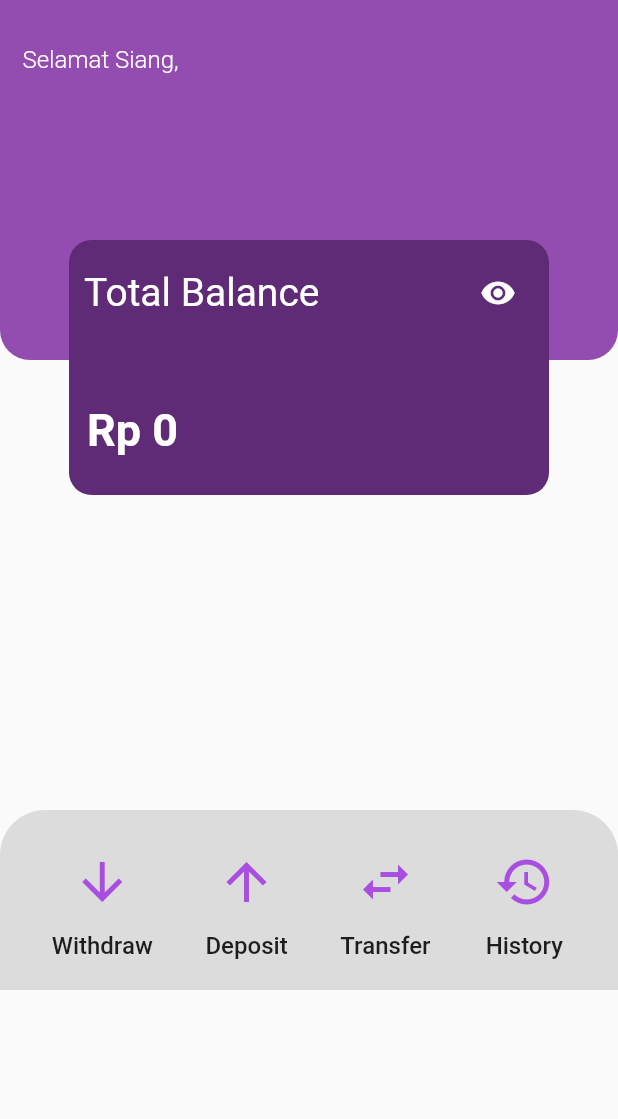
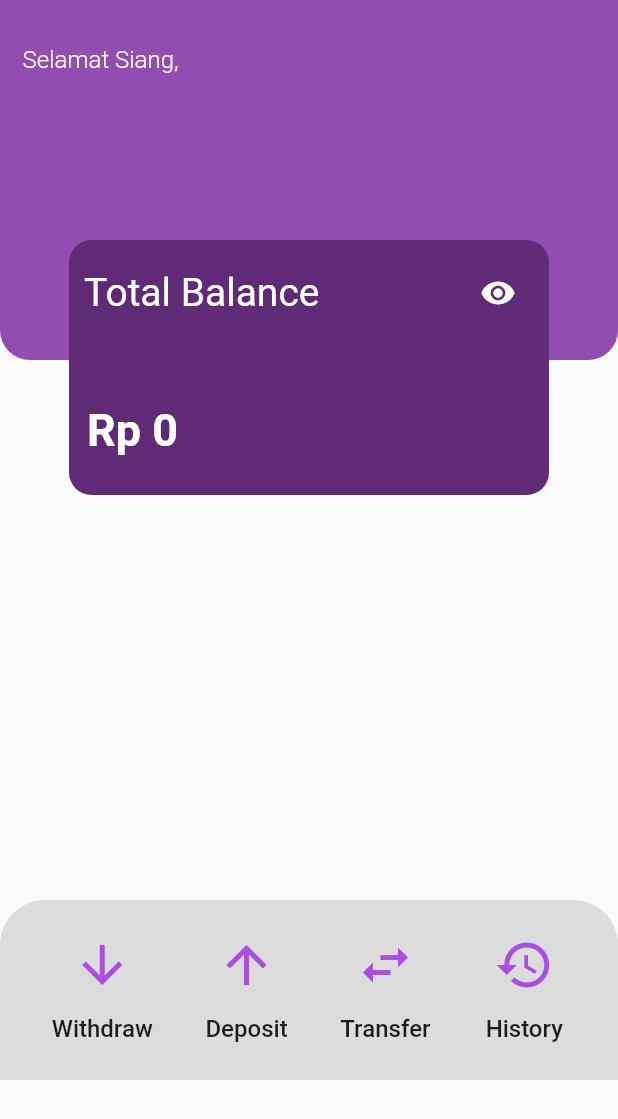
Before and after one commit to George535220173/UAS_E-MONEY, a Flutter app: the Home screen opened directly, on a phone screen of 412 x 824 dp. Shown: the top 1119 px of the screen. Run offline on Flutter 3.47's test engine with Material 2 defaults, Android fonts, the phone set to English and light mode, and no system bars; our stand-ins replace cloud_firestore, firebase_auth, firebase_core; accounts and stored records are empty; network calls fail.

Commit message:
fixed overflow dan dead code
benerin overlfow di home.dart dan
menghilangkan beberapa koding tidak perlu di main.dart

```diff
--- a/lib/Home/home.dart
+++ b/lib/Home/home.dart
@@ -41,7 +41,8 @@ class _HomeState extends State<Home> {
     });
     // Call getUserData when the widget is initialized
     getUserData().then((userData) {
-    double balance = (userData['balance'] ?? 0).toDouble();    // Set the initial balance
+      double balance =
+          (userData['balance'] ?? 0).toDouble(); // Set the initial balance
       totalBalanceNotifier.value = balance;
     });
 
@@ -64,6 +65,7 @@ class _HomeState extends State<Home> {
   Widget build(BuildContext context) {
     return Scaffold(
       body: SafeArea(
+        child: SingleChildScrollView(
           child: Stack(
             alignment: Alignment.topCenter,
             children: [
@@ -107,7 +109,8 @@ class _HomeState extends State<Home> {
 
                               String firstName =
                                   snapshot.data?['firstName'] ?? '';
-                            String lastName = snapshot.data?['lastName'] ?? '';
+                              String lastName =
+                                  snapshot.data?['lastName'] ?? '';
 
                               return Column(
                                 crossAxisAlignment: CrossAxisAlignment.start,
@@ -200,9 +203,9 @@ class _HomeState extends State<Home> {
                 ),
               ),
               Padding(
-              padding: const EdgeInsets.only(top: 540),
+                padding: EdgeInsets.only(top: 600),
                 child: Container(
-                width: double.infinity,
+                  width: MediaQuery.of(context).size.width,
                   height: 120,
                   decoration: BoxDecoration(
                     color: Color.fromARGB(138, 194, 194, 194),
@@ -215,7 +218,7 @@ class _HomeState extends State<Home> {
               ),
               SizedBox(height: 50),
               Padding(
-              padding: const EdgeInsets.only(top: 560),
+                padding: const EdgeInsets.only(top: 615),
                 child: Row(
                   mainAxisAlignment: MainAxisAlignment.spaceEvenly,
                   children: [
@@ -231,6 +234,7 @@ class _HomeState extends State<Home> {
                 ),
               ),
             ],
+          ),
         ),
       ),
     );
--- a/lib/main.dart
+++ b/lib/main.dart
@@ -6,7 +6,6 @@ import 'firebase_options.dart';
 import 'package:firebase_auth/firebase_auth.dart';
 
 void main() async {
-    Money.initializeTotalBalance();
     WidgetsFlutterBinding.ensureInitialized();
     Firebase.initializeApp(
     options: DefaultFirebaseOptions.currentPlatform,
```
Lines whose indentation alone changed are shown as unchanged.
